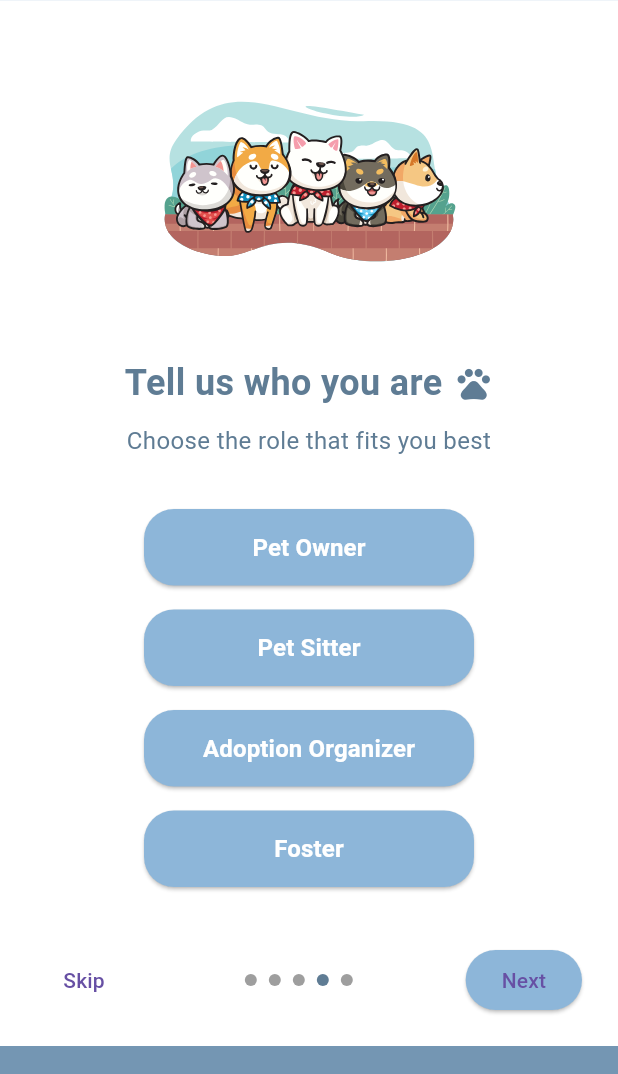
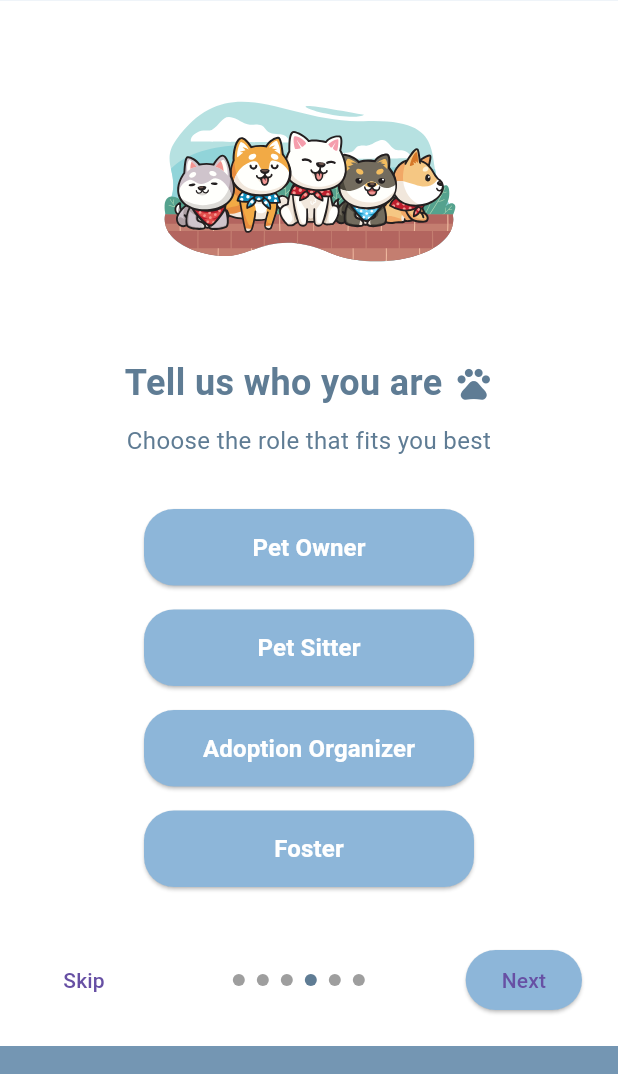
Before and after one commit to dluzong/TheDailyTail, a Flutter app: the OnboardingScreen screen opened directly, swiped to page 4, on a phone screen of 412 x 824 dp, the part 145-1219 px from its top. Run offline on Flutter 3.47's test engine with Material 3 defaults, Android fonts, the phone set to English and light mode, and no system bars; drawn by our look-alikes of smooth_page_indicator; our stand-ins replace flutter_dotenv, google_fonts, lottie, shared_preferences, supabase_flutter, table_calendar; accounts and stored records are empty; Roboto replaces fonts that are missing (Georgia).

Commit message:
added add pet page to onboarding

```diff
--- a/frontend/lib/screens/onboarding_screen.dart
+++ b/frontend/lib/screens/onboarding_screen.dart
@@ -44,6 +44,13 @@ class _OnboardingScreenState extends State<OnboardingScreen> {
       "animation": "assets/lottie/dog_roles.json",
     },
     {
+      "title": "Add your first pet?",
+      "subtitle":
+          "No worries if you're not ready — you can always add pets later from your profile.",
+      "isAddPetPrompt": true,
+      "animation": "assets/lottie/happy_dog.json",
+    },
+    {
       "title": "You’re all set!",
       "subtitle":
           "You’re ready to begin your pet care journey with The Daily Tail.\nThanks for joining us!",
@@ -66,9 +73,9 @@ class _OnboardingScreenState extends State<OnboardingScreen> {
       MaterialPageRoute(builder: (context) => const AddPetScreen()),
     );
 
-    // After returning, go to final slide
+    // After returning, go to the last slide (add-pet prompt)
     _pageController.animateToPage(
-      4,
+      _pages.length - 1,
       duration: const Duration(milliseconds: 400),
       curve: Curves.easeInOut,
     );
@@ -193,11 +200,12 @@ class _OnboardingScreenState extends State<OnboardingScreen> {
                             ),
                             const SizedBox(height: 25),
 
-                            // Role buttons (for role slide)
+                            // Role buttons (for role slide) — select/highlight only
                             if (page["roles"] != null)
                               Column(
                                 children:
                                     (page["roles"] as List<String>).map((role) {
+                                  final isSelected = selectedRole == role;
                                   return Padding(
                                     padding:
                                         const EdgeInsets.symmetric(vertical: 8),
@@ -205,7 +213,8 @@ class _OnboardingScreenState extends State<OnboardingScreen> {
                                       width: 220,
                                       child: ElevatedButton(
                                         style: ElevatedButton.styleFrom(
-                                          backgroundColor: buttonBlue,
+                                          backgroundColor:
+                                              isSelected ? titleColor : buttonBlue,
                                           foregroundColor: Colors.white,
                                           shape: RoundedRectangleBorder(
                                             borderRadius:
@@ -215,8 +224,8 @@ class _OnboardingScreenState extends State<OnboardingScreen> {
                                               vertical: 14),
                                         ),
                                         onPressed: () {
+                                          // only highlight — do not navigate here
                                           setState(() => selectedRole = role);
-                                          _goToAddPet();
                                         },
                                         child: Text(
                                           role,
@@ -240,8 +249,39 @@ class _OnboardingScreenState extends State<OnboardingScreen> {
                   const SizedBox(height: 30),
 
                   // Bottom controls
-                  _currentPage == _pages.length - 1
-                      ? Center(
+                  if (_pages[_currentPage]["isAddPetPrompt"] == true)
+                    // Show Skip -> move to "You're all set" page, and Add Pet
+                    Row(
+                      mainAxisAlignment: MainAxisAlignment.spaceBetween,
+                      children: [
+                        TextButton(
+                          onPressed: () {
+                            // go to the final "You're all set!" page
+                            _pageController.animateToPage(
+                              _pages.length - 1,
+                              duration: const Duration(milliseconds: 400),
+                              curve: Curves.easeInOut,
+                            );
+                          },
+                          child: const Text("Skip for now"),
+                        ),
+                        ElevatedButton(
+                          onPressed: () => _goToAddPet(),
+                          style: ElevatedButton.styleFrom(
+                            backgroundColor: buttonBlue,
+                            shape: RoundedRectangleBorder(
+                              borderRadius: BorderRadius.circular(20),
+                            ),
+                            padding: const EdgeInsets.symmetric(
+                                horizontal: 24, vertical: 10),
+                          ),
+                          child: const Text("Add Pet"),
+                        ),
+                      ],
+                    )
+                  else if (_currentPage == _pages.length - 1)
+                    // Final page: Get Started
+                    Center(
                       child: ElevatedButton(
                         onPressed: _finishOnboarding,
                         style: ElevatedButton.styleFrom(
@@ -262,7 +302,9 @@ class _OnboardingScreenState extends State<OnboardingScreen> {
                         ),
                       ),
                     )
-                      : Row(
+                  else
+                    // Default controls: Skip, Page Indicator, Next
+                    Row(
                       mainAxisAlignment: MainAxisAlignment.spaceBetween,
                       children: [
                         TextButton(
```
Also changed, not shown: frontend/assets/lottie/happy_dog.json (added, +1 -0 lines). Lines whose indentation alone changed are shown as unchanged.
